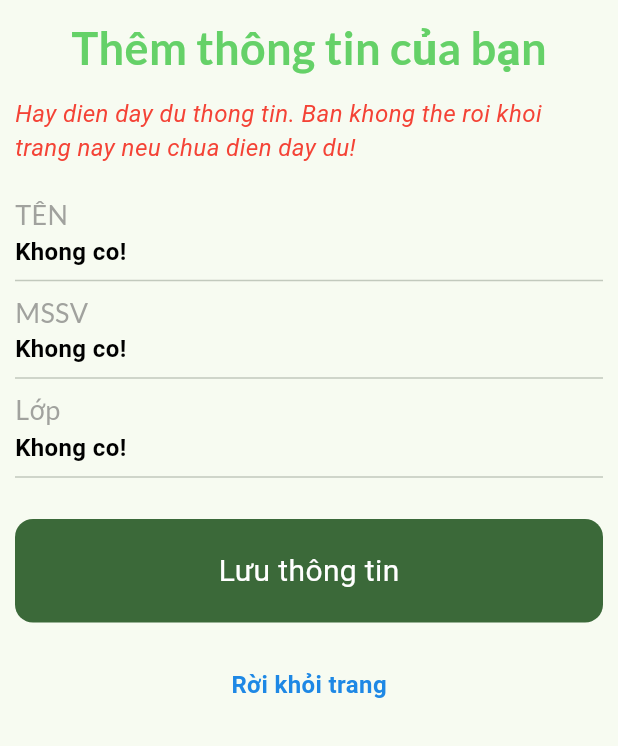
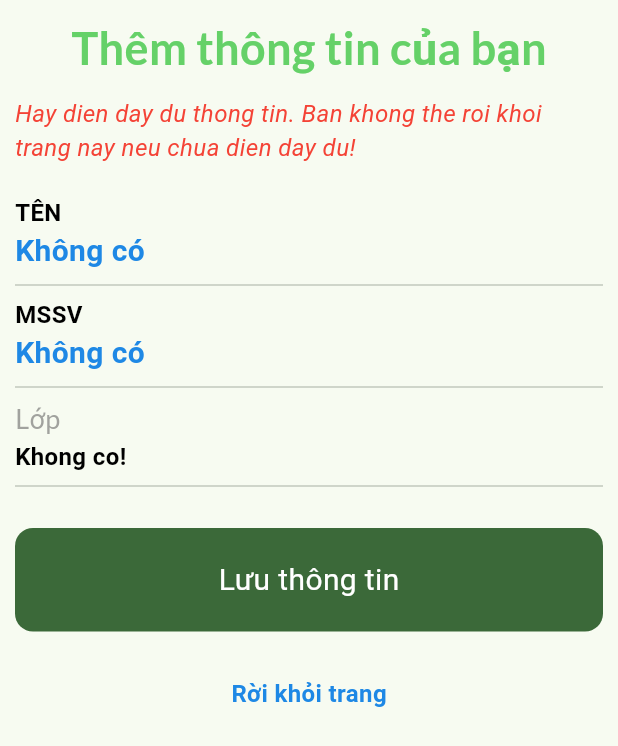
Before and after one commit to RohJeongeui/first-android, a Flutter app: the PageDangKyLop screen opened directly, on a phone screen of 412 x 824 dp. Shown: the top 746 px of the screen. Run offline on Flutter 3.47's test engine with Material 3 defaults, Android fonts, the phone set to English and light mode, and no system bars; our stand-ins replace avatar_glow, dio, google_fonts, shared_preferences; accounts and stored records are empty; network calls fail.

Commit message:
sua line

```diff
--- a/lib/UI/custom_ctrl.dart
+++ b/lib/UI/custom_ctrl.dart
@@ -4,96 +4,96 @@ import 'package:flutter/material.dart';
 import '../models/profile.dart';
 import 'AppConstant.dart';
 
-class CustomInputTextFormField extends StatefulWidget {
-  CustomInputTextFormField({
-    super.key,
-    required this.width,
-    required this.title,
-    required this.value,
-    required this.callback,
-    this.type = TextInputType.text,
-  });
+// class CustomInputTextFormField extends StatefulWidget {
+//   CustomInputTextFormField({
+//     super.key,
+//     required this.width,
+//     required this.title,
+//     required this.value,
+//     required this.callback,
+//     this.type = TextInputType.text,
+//   });
 
-  final double width;
-  final String title;
-  final String value;
-  final TextInputType type;
-  final Function(String output) callback;
-  @override
-  State<CustomInputTextFormField> createState() =>
-      _CustomInputTextFormFieldState();
-}
+//   final double width;
+//   final String title;
+//   final String value;
+//   final TextInputType type;
+//   final Function(String output) callback;
+//   @override
+//   State<CustomInputTextFormField> createState() =>
+//       _CustomInputTextFormFieldState();
+// }
 
-class _CustomInputTextFormFieldState extends State<CustomInputTextFormField> {
-  int status = 0;
-  String output = "";
+// class _CustomInputTextFormFieldState extends State<CustomInputTextFormField> {
+//   int status = 0;
+//   String output = "";
 
-  @override
-  void initState() {
-    output = widget.value;
-  }
+//   @override
+//   void initState() {
+//     output = widget.value;
+//   }
 
-  Widget build(BuildContext context) {
-    return Column(
-      crossAxisAlignment: CrossAxisAlignment.start,
-      children: [
-        Text(
-          widget.title,
-          style: AppConstant.textfancyheader_2,
-        ),
-        status == 0
-            ? GestureDetector(
-                onTap: () {
-                  setState(() {
-                    status = 1;
-                  });
-                },
-                child: Text(
-                  widget.value == "" ? "Khong co!" : widget.value,
-                  style: AppConstant.textbody,
-                ),
-              )
-            : Row(
-                mainAxisAlignment: MainAxisAlignment.spaceBetween,
-                children: [
-                  Container(
-                    padding: EdgeInsets.symmetric(horizontal: 10),
-                    decoration: BoxDecoration(
-                        borderRadius: BorderRadius.circular(12),
-                        color: Colors.grey[200]),
-                    width: widget.width - 50,
-                    child: TextFormField(
-                      keyboardType: widget.type,
-                      decoration: InputDecoration(border: InputBorder.none),
-                      initialValue: output,
-                      onChanged: (value) {
-                        setState(() {
-                          output = value;
-                        });
-                      },
-                    ),
-                  ),
-                  GestureDetector(
-                    onTap: () {
-                      setState(() {
-                        status = 0;
-                        widget.callback(output);
-                      });
-                    },
-                    child: Icon(
-                      Icons.save,
-                      size: 15,
-                    ),
-                  )
-                ],
-              ),
-        Divider(
-          thickness: 1,
-        )
-      ],
-    );
-  }
-}
+//   Widget build(BuildContext context) {
+//     return Column(
+//       crossAxisAlignment: CrossAxisAlignment.start,
+//       children: [
+//         Text(
+//           widget.title,
+//           style: AppConstant.textfancyheader_2,
+//         ),
+//         status == 0
+//             ? GestureDetector(
+//                 onTap: () {
+//                   setState(() {
+//                     status = 1;
+//                   });
+//                 },
+//                 child: Text(
+//                   widget.value == "" ? "Khong co!" : widget.value,
+//                   style: AppConstant.textbody,
+//                 ),
+//               )
+//             : Row(
+//                 mainAxisAlignment: MainAxisAlignment.spaceBetween,
+//                 children: [
+//                   Container(
+//                     padding: EdgeInsets.symmetric(horizontal: 10),
+//                     decoration: BoxDecoration(
+//                         borderRadius: BorderRadius.circular(12),
+//                         color: Colors.grey[200]),
+//                     width: widget.width - 50,
+//                     child: TextFormField(
+//                       keyboardType: widget.type,
+//                       decoration: InputDecoration(border: InputBorder.none),
+//                       initialValue: output,
+//                       onChanged: (value) {
+//                         setState(() {
+//                           output = value;
+//                         });
+//                       },
+//                     ),
+//                   ),
+//                   GestureDetector(
+//                     onTap: () {
+//                       setState(() {
+//                         status = 0;
+//                         widget.callback(output);
+//                       });
+//                     },
+//                     child: Icon(
+//                       Icons.save,
+//                       size: 15,
+//                     ),
+//                   )
+//                 ],
+//               ),
+//         Divider(
+//           thickness: 1,
+//         )
+//       ],
+//     );
+//   }
+// }
 
 class CustomInputDropDown extends StatefulWidget {
   CustomInputDropDown({
@@ -180,6 +180,105 @@ class _CustomInputDropDownState extends State<CustomInputDropDown> {
                           status = 0;
                         });
                       }),
+                ),
+          Divider(
+            thickness: 1,
+          )
+        ],
+      ),
+    );
+  }
+}
+
+class CustomInputTextFormField extends StatefulWidget {
+  const CustomInputTextFormField({
+    super.key,
+    required this.width,
+    required this.title,
+    required this.value,
+    required this.callback,
+    this.type = TextInputType.text,
+  });
+
+  final double width;
+  final String title;
+  final String value;
+  final TextInputType type;
+  final Function(String output) callback;
+
+  @override
+  State<CustomInputTextFormField> createState() =>
+      _CustomInputTextFormFieldState();
+}
+
+class _CustomInputTextFormFieldState extends State<CustomInputTextFormField> {
+  int status = 0;
+  String output = "";
+
+  @override
+  void initState() {
+    output = widget.value;
+    super.initState();
+  }
+
+  @override
+  Widget build(BuildContext context) {
+    return SizedBox(
+      width: widget.width,
+      child: Column(
+        crossAxisAlignment: CrossAxisAlignment.start,
+        children: [
+          Text(
+            widget.title,
+            style: AppConstant.textbody,
+          ),
+          status == 0
+              ? GestureDetector(
+                  onTap: () {
+                    setState(() {
+                      status = 1;
+                    });
+                  },
+                  child: Text(
+                    widget.value == "" ? "Không có" : widget.value,
+                    style: AppConstant.textbodyfocus,
+                  ),
+                )
+              : Row(
+                  mainAxisAlignment: MainAxisAlignment.spaceBetween,
+                  children: [
+                    Container(
+                      padding: EdgeInsets.symmetric(horizontal: 10),
+                      decoration: BoxDecoration(
+                          borderRadius: BorderRadius.circular(12),
+                          color: Colors.black),
+                      width: widget.width - 40,
+                      child: TextFormField(
+                        keyboardType: widget.type,
+                        onChanged: (value) {
+                          setState(() {
+                            output = value;
+                            widget.callback(output);
+                          });
+                        },
+                        decoration: InputDecoration(border: InputBorder.none),
+                        initialValue: output,
+                        style: AppConstant.textbodyfocus,
+                      ),
+                    ),
+                    GestureDetector(
+                      onTap: () {
+                        setState(() {
+                          status = 0;
+                          widget.callback(output);
+                        });
+                      },
+                      child: Icon(
+                        Icons.save,
+                        size: 18,
+                      ),
+                    )
+                  ],
                 ),
           Divider(
             thickness: 1,
```
